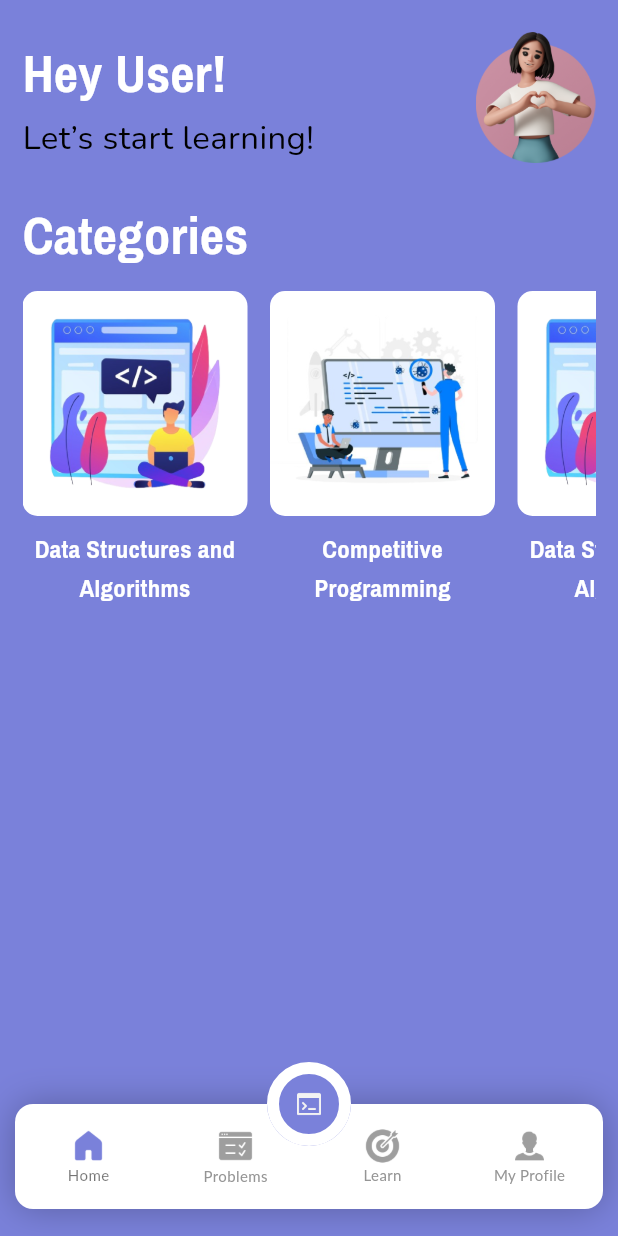
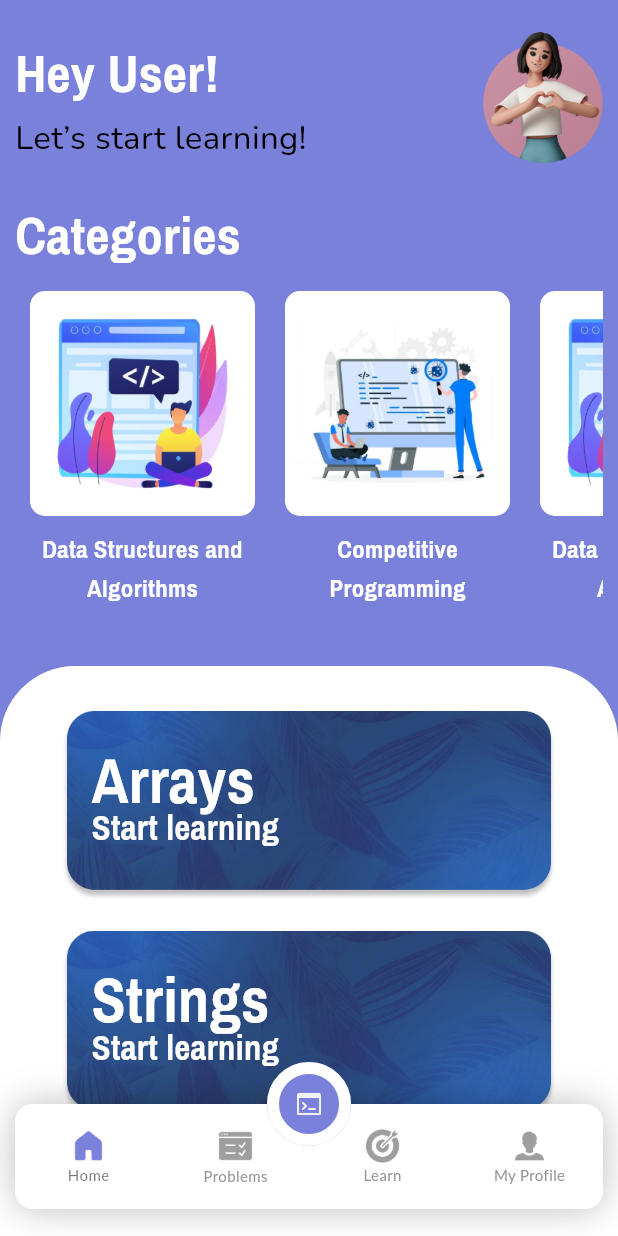
Before and after one commit to OKPooja/Code-Anywhere, a Flutter app: the BottomNav screen opened directly, on a phone screen of 412 x 824 dp. Run offline on Flutter 3.47's test engine with Material 2 defaults, Android fonts, the phone set to English and light mode, and no system bars; our stand-ins replace flutter_highlight, flutter_screenutil, fluttertoast, get, shared_preferences; missing offline and left inert: code_text_field, highlight; accounts and stored records are empty; Roboto replaces fonts that are missing (Lato).

Commit message:
compiler screen and hoome screen done

```diff
--- a/lib/bottom_nav.dart
+++ b/lib/bottom_nav.dart
@@ -1,6 +1,8 @@
 import 'package:flutter/material.dart';
 import 'package:flutter_screenutil/flutter_screenutil.dart';
+import 'package:get/get.dart';
 import 'package:project/profile/profile.dart';
+import 'package:project/screens/compiler/compiler.dart';
 import 'package:project/screens/home/home.dart';
 import 'package:project/screens/learning_section/edu.dart';
 import 'package:project/screens/problems/problems.dart';
@@ -59,6 +61,7 @@ class _BottomNavState extends State<BottomNav> {
           focusColor: Colors.transparent,
           hoverColor: Colors.transparent,
           onPressed: () async {
+            Get.to(() => CodeInputScreen());
           },
           child: Center(
             child: Image.asset(
--- a/lib/main.dart
+++ b/lib/main.dart
@@ -8,6 +8,7 @@ import 'package:project/screens/auth/login.dart';
 import 'package:project/screens/auth/register.dart';
 import 'package:project/screens/on_boarding_screens/on_boarding_screen.dart';
 import 'package:project/shared_preferences_helper.dart';
+import 'package:project/utils/colors.dart';
 import 'package:shared_preferences/shared_preferences.dart';
 import 'bottom_nav.dart';
 
@@ -51,6 +52,7 @@ class MyApp extends StatelessWidget {
           debugShowCheckedModeBanner: false,
           title: 'MPR',
           theme: ThemeData(
+            highlightColor: AppColors.primary,
             colorScheme: ColorScheme.fromSeed(seedColor: Colors.black54),
             useMaterial3: true,
           ),
--- /dev/null
+++ b/lib/screens/compiler/compiler.dart
@@ -0,0 +1,77 @@
+import 'package:code_text_field/code_text_field.dart';
+import 'package:flutter/material.dart';
+import 'package:flutter_screenutil/flutter_screenutil.dart';
+import 'package:highlight/languages/dart.dart';
+import 'package:highlight/languages/python.dart';
+import 'package:flutter_highlight/themes/monokai-sublime.dart';
+import 'package:flutter_highlight/themes/vs.dart';
+import 'package:flutter_highlight/themes/atom-one-dark.dart';
+import 'package:flutter_highlight/themes/darcula.dart';
+
+import '../../utils/colors.dart';
+
+class CodeInputScreen extends StatefulWidget {
+  const CodeInputScreen({Key? key}) : super(key: key);
+
+  @override
+  _CodeInputScreenState createState() => _CodeInputScreenState();
+}
+
+class _CodeInputScreenState extends State<CodeInputScreen> {
+  CodeController? _codeController;
+  Map<String, TextStyle>? theme = monokaiSublimeTheme;
+
+  @override
+  Widget build(BuildContext context) {
+    const source = "void main() {\n    print(\"Hello, world!\");\n}";
+    _codeController = CodeController(
+      text: source,
+      language: dart,
+      patternMap: {
+        r'".*"': const TextStyle(color: Colors.white),
+        r'[a-zA-Z0-9]+\(.*\)': const TextStyle(color: Colors.white),
+      },
+      stringMap: {
+        "void": const TextStyle(fontWeight: FontWeight.bold, color: Color(0xFFEF9A9A)),
+        "print": const TextStyle(fontWeight: FontWeight.bold, color: Color(0xFFFFF9C4)),
+      },
+    );
+
+    return Scaffold(
+      backgroundColor: Color(0xFF212121) ,
+      appBar: AppBar(
+        backgroundColor: AppColors.primary,
+        title: Text(
+            "Code",
+            style: TextStyle(
+            fontFamily: 'Nunito',
+            fontSize: 30.sp,
+            fontWeight: FontWeight.w500,
+            color: Colors.white
+          ),
+        ),
+      ),
+      body: SingleChildScrollView(
+        child: CodeField(
+          //background: Colors.white10,
+          controller: _codeController!,
+          cursorColor: AppColors.primary,
+          textStyle: const TextStyle(fontFamily: 'Nunito', fontSize: 20,),
+          // lineNumberStyle: const LineNumberStyle(
+          //     textStyle: TextStyle(fontFamily: 'Nunito', fontSize: 20, color: Colors.black),
+          // ),
+        ),
+      ),
+      floatingActionButton: FloatingActionButton(
+        shape: RoundedRectangleBorder(
+          borderRadius: BorderRadius.circular(100),
+        ),
+        backgroundColor: AppColors.primary,
+        onPressed: () {},
+        child: const Icon(
+          Icons.play_arrow_sharp,
+        ),
+      ),
+    );
+  }
+}
--- a/lib/screens/home/home.dart
+++ b/lib/screens/home/home.dart
@@ -10,26 +10,37 @@ class Home extends StatefulWidget {
 }
 
 class _HomeState extends State<Home> {
+  final List<Category> categories = [
+    Category(
+        title: 'Data Structures and \nAlgorithms',
+        image: 'assets/home/dsa.png'),
+    Category(title: 'Competitive \nProgramming', image: 'assets/home/cp.png'),
+    Category(
+        title: 'Data Structures and \nAlgorithms',
+        image: 'assets/home/dsa.png'),
+  ];
 
-  final List<Category> categories = [
-    Category(title: 'Data Structures and \nAlgorithms', image: 'assets/home/dsa.png'),
-    Category(title: 'Competitive \nProgramming', image: 'assets/home/cp.png'),
-    Category(title: 'Data Structures and \nAlgorithms', image: 'assets/home/dsa.png'),
-  ];
-  //
   @override
   Widget build(BuildContext context) {
     return SafeArea(
       child: Scaffold(
+        //backgroundColor: Colors.white,
         backgroundColor: AppColors.primary,
           body: SingleChildScrollView(
-          child: Padding(
-            padding: EdgeInsets.symmetric(horizontal: 15.w, vertical: 20.h),
               child: Column(
+                mainAxisAlignment: MainAxisAlignment.start,
                 crossAxisAlignment: CrossAxisAlignment.start,
                 children: [
+                  SizedBox(
+                    height: 20.h,
+                  ),
+
               ///Appbar
-                Row(
+              Padding(
+                padding: EdgeInsets.symmetric(
+                  horizontal: 10.w,
+                ),
+                child: Row(
                   mainAxisAlignment: MainAxisAlignment.spaceBetween,
                   children: [
                     Column(
@@ -41,8 +52,7 @@ class _HomeState extends State<Home> {
                               fontWeight: FontWeight.w700,
                               fontSize: 38.sp,
                               color: Colors.white,
-                            fontFamily: 'PragatiNarrow'
-                          ),
+                              fontFamily: 'PragatiNarrow'),
                         ),
                         Text(
                           'Let’s start learning!',
@@ -50,8 +60,7 @@ class _HomeState extends State<Home> {
                               fontWeight: FontWeight.w400,
                               fontSize: 22.sp,
                               color: Colors.black,
-                            fontFamily: 'Nunito'
-                          ),
+                              fontFamily: 'Nunito'),
                         ),
                       ],
                     ),
@@ -62,26 +71,40 @@ class _HomeState extends State<Home> {
                     )
                   ],
                 ),
-                SizedBox(height: 20.h,),
+              ),
+              SizedBox(
+                height: 20.h,
+              ),
+
               ///Categories
-                Text(
+              Padding(
+                padding: EdgeInsets.symmetric(
+                  horizontal: 10.w,
+                ),
+                child: Text(
                   'Categories',
                   style: TextStyle(
                       fontWeight: FontWeight.w700,
                       fontSize: 38.sp,
                       color: Colors.white,
-                    fontFamily: 'PragatiNarrow'
+                      fontFamily: 'PragatiNarrow'),
                 ),
               ),
-                SizedBox(height: 10.h,),
               SizedBox(
-                  height: 300.h,
+                height: 10.h,
+              ),
+              Padding(
+                padding: EdgeInsets.symmetric(
+                  horizontal: 10.w,
+                ),
+                child: SizedBox(
+                  height: 250.h,
                   child: ListView.builder(
                     scrollDirection: Axis.horizontal,
                     itemCount: categories.length,
                     itemBuilder: (context, index) {
                       return Padding(
-                        padding: const EdgeInsets.only(right: 15.0),
+                        padding: EdgeInsets.only(right: 10.w, left: 10.w),
                         child: Column(
                           crossAxisAlignment: CrossAxisAlignment.center,
                           children: [
@@ -104,8 +127,7 @@ class _HomeState extends State<Home> {
                                   fontWeight: FontWeight.w700,
                                   fontSize: 18.sp,
                                   color: Colors.white,
-                                fontFamily: 'PragatiNarrow'
-                              ),
+                                  fontFamily: 'PragatiNarrow'),
                               textAlign: TextAlign.center,
                             ),
                           ],
@@ -114,14 +136,109 @@ class _HomeState extends State<Home> {
                     },
                   ),
                 ),
+              ),
+              Container(
+                height: 500,
+                width: double.infinity,
+                decoration:  BoxDecoration(
+                  //color: AppColors.primary,
+                  color: Colors.white,
+                  borderRadius: BorderRadius.only(
+                    topLeft: Radius.circular(50),
+                    topRight: Radius.circular(50),
+                  ),
+                ),
+                child: Column(
+                  crossAxisAlignment: CrossAxisAlignment.center,
+                  children: [
+                    // Text(
+                    //     'Topics',
+                    //     style: TextStyle(
+                    //         fontWeight: FontWeight.w700,
+                    //         fontSize: 30.sp,
+                    //         color: Colors.black,
+                    //         fontFamily: 'PragatiNarrow',
+                    //     ),
+                    //   ),
+                    SizedBox(
+                      height: 30.h,
+                    ),
+                    Stack(
+                      children: [
+                        Image.asset(
+                          'assets/home/card.png',
+                          width: 330.w,
+                        ),
+                        Positioned(
+                          left: 20.w,
+                          top: 15.h,
+                          child: Text(
+                            'Arrays',
+                            style: TextStyle(
+                                fontWeight: FontWeight.w700,
+                                fontSize: 45.sp,
+                                color: Colors.white,
+                                fontFamily: 'PragatiNarrow'),
+                          ),
+                        ),
+                        Positioned(
+                          left: 20.w,
+                          top: 60.h,
+                          child: Text(
+                            'Start learning',
+                            style: TextStyle(
+                                fontWeight: FontWeight.w500,
+                                fontSize: 25.sp,
+                                color: Colors.white,
+                                fontFamily: 'PragatiNarrow'),
+                          ),
+                        )
+                      ],
+                    ),
+                    SizedBox(
+                      height: 20.h,
+                    ),
+                    Stack(
+                      children: [
+                        Image.asset(
+                          'assets/home/card.png',
+                          width: 330.w,
+                        ),
+                        Positioned(
+                          left: 20.w,
+                          top: 15.h,
+                          child: Text(
+                            'Strings',
+                            style: TextStyle(
+                                fontWeight: FontWeight.w700,
+                                fontSize: 45.sp,
+                                color: Colors.white,
+                                fontFamily: 'PragatiNarrow'),
+                          ),
+                        ),
+                        Positioned(
+                          left: 20.w,
+                          top: 60.h,
+                          child: Text(
+                            'Start learning',
+                            style: TextStyle(
+                                fontWeight: FontWeight.w500,
+                                fontSize: 25.sp,
+                                color: Colors.white,
+                                fontFamily: 'PragatiNarrow'),
+                          ),
+                        )
+                      ],
+                    ),
                   ],
                 ),
               )
-        )
-      ),
+            ],
+          ),),),
     );
   }
 }
+
 class Category {
   final String title;
   final String image;
--- a/pubspec.yaml
+++ b/pubspec.yaml
@@ -21,6 +21,8 @@ dependencies:
   flutter_spinkit: ^5.2.0
 
   cupertino_icons: ^1.0.2
+  code_text_field: ^1.0.2
+  flutter_highlight: ^0.7.0
 
 dev_dependencies:
   flutter_test:
```
Also changed, not shown: assets/home/card.png (added), pubspec.lock. Lines whose indentation alone changed are shown as unchanged.
